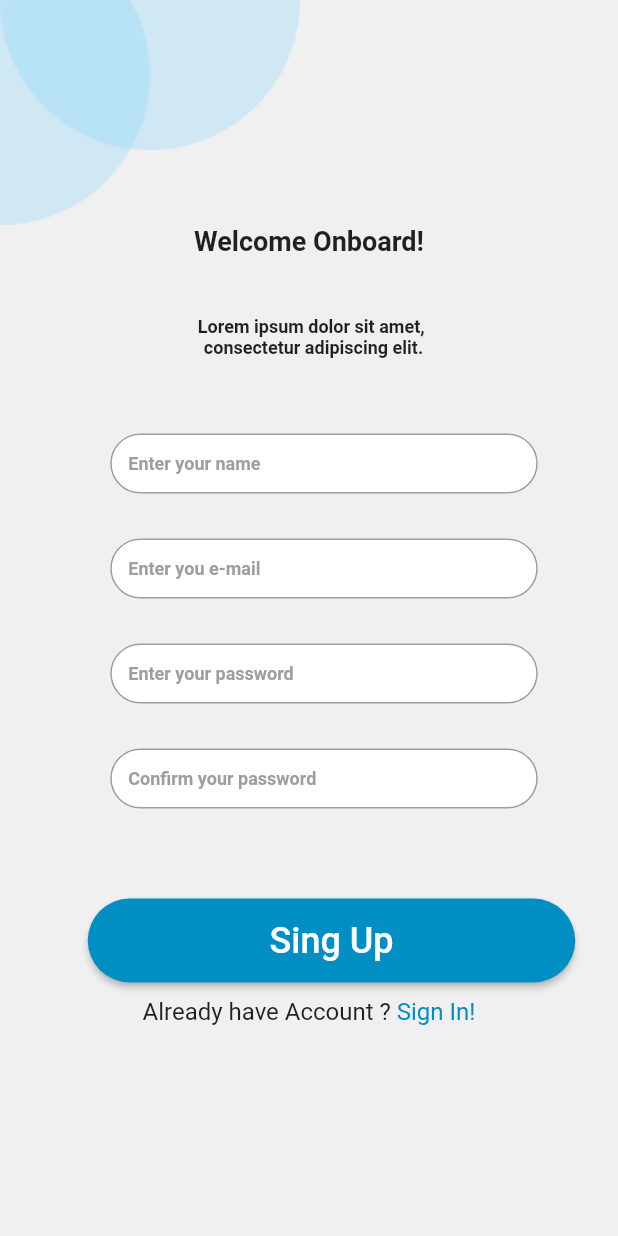
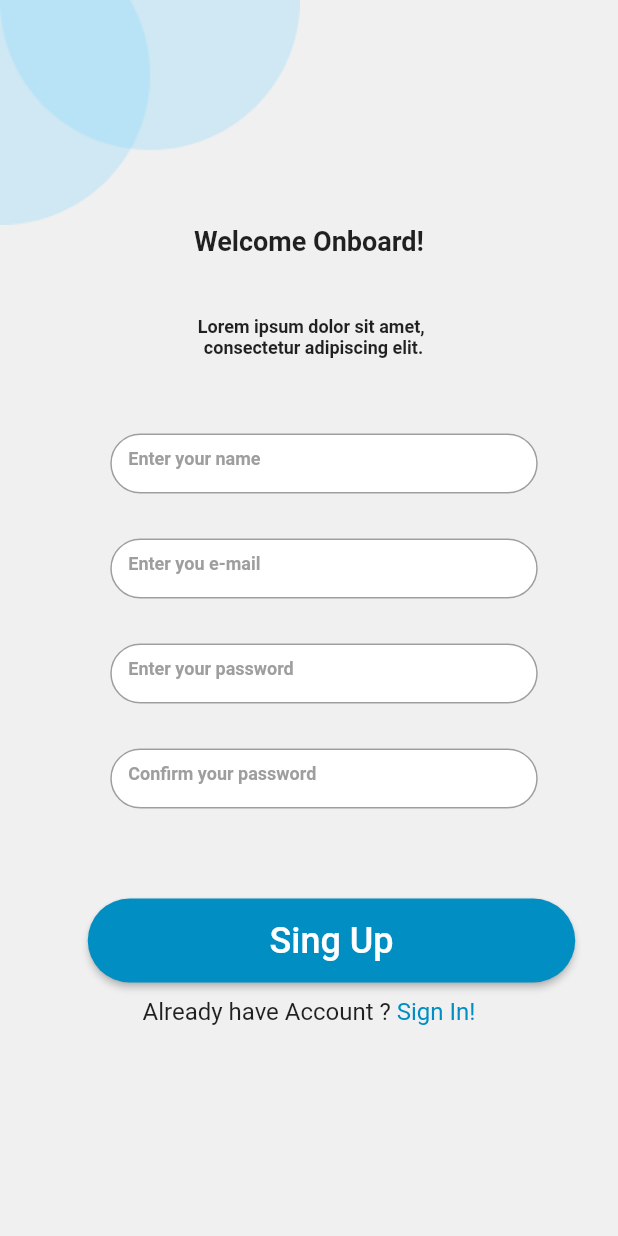
Before and after one commit to DartCodeschool/daily_tasks_app, a Flutter app: the SingUpPage screen opened by its route, on a phone screen of 412 x 824 dp. Run offline on Flutter 3.47's test engine with Material 2 defaults, Android fonts, the phone set to English and light mode, and no system bars.

Commit message:
minor change

```diff
--- a/lib/Pages/get_started_page.dart
+++ b/lib/Pages/get_started_page.dart
@@ -44,8 +44,8 @@ class _GetStartedPageState extends State<GetStartedPage> {
               ),
               child: const Text('Get Started', style: TextStyle(fontSize: 24)),
             ),
-          ],
-        ),
+          )
+        ],
       ),
     );
   }
--- a/lib/Pages/sing_up_page.dart
+++ b/lib/Pages/sing_up_page.dart
@@ -88,12 +88,12 @@ class Rectangle extends StatelessWidget {
       margin: const EdgeInsets.only(left: 20),
       width: 285,
       height: 40,
-      decoration: BoxDecoration(color: Colors.white, borderRadius: BorderRadius.all(Radius.circular(52))),
+      decoration: const BoxDecoration(color: Colors.white, borderRadius: BorderRadius.all(Radius.circular(52))),
       child: TextField(
         decoration: InputDecoration(
           fillColor: Colors.white,
           hintText: txt,
-          hintStyle: const TextStyle(fontSize: 12, fontWeight: FontWeight.w700, color: Colors.grey),
+          hintStyle: const TextStyle(fontSize: 12, fontWeight: FontWeight.w700, color: Colors.grey, height: 1.5),
           border: OutlineInputBorder(
             borderRadius: BorderRadius.circular(52),
           ),
```
